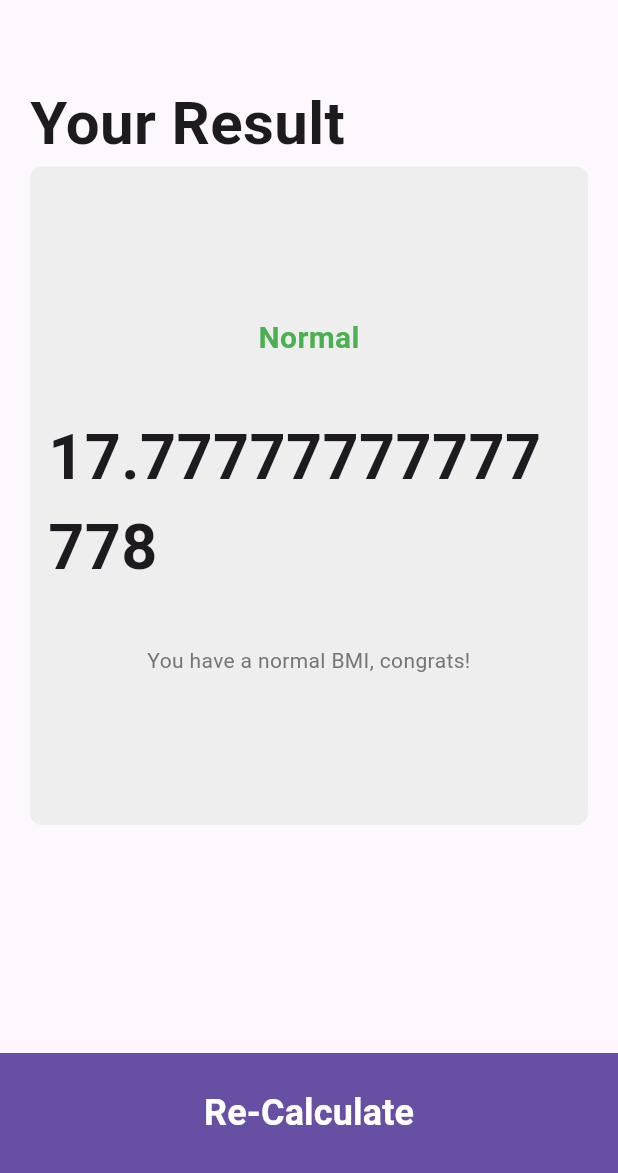
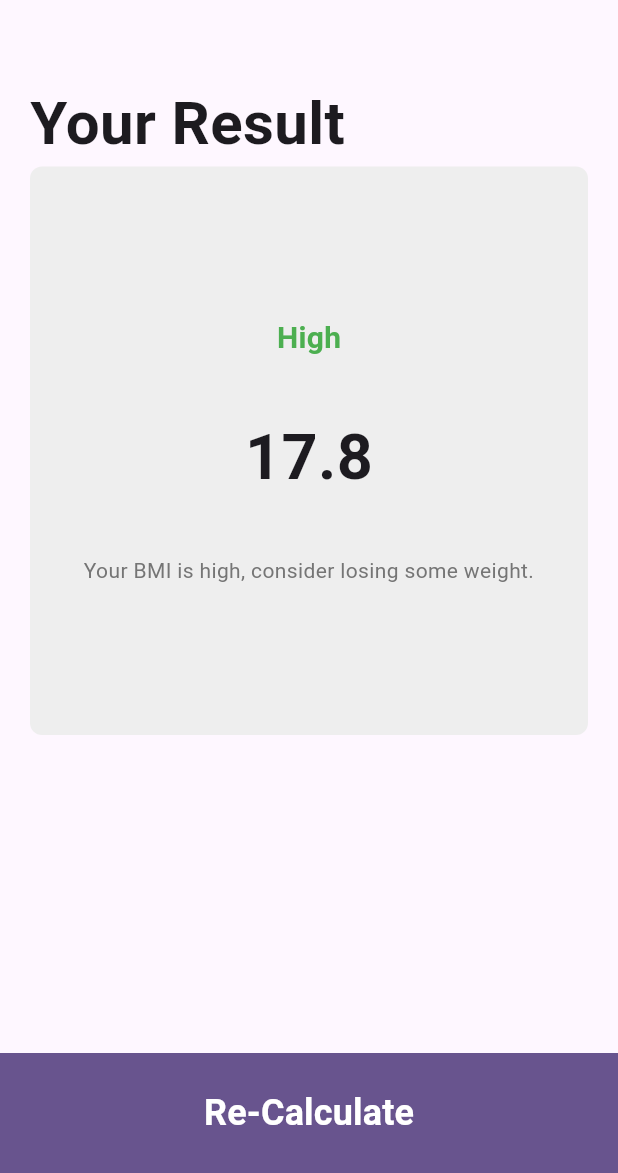
Before and after one commit to Abdullah-Rashed/Ignition-IBR, a Flutter app: the screen it shows after launch, after a tap on "Calculate", on a phone screen of 412 x 824 dp, the part 63-1236 px from its top. Run offline on Flutter 3.47's test engine with Material 3 defaults, Android fonts, the phone set to English and light mode, and no system bars; our stand-ins replace gap.

Commit message:
version.1

```diff
--- a/lib/course-sections/stateful_practice/screens/bmi/bmi_calc_screen.dart
+++ b/lib/course-sections/stateful_practice/screens/bmi/bmi_calc_screen.dart
@@ -1,8 +1,8 @@
 import 'package:flutter/material.dart';
 import 'package:gap/gap.dart';
-import 'package:ignition/course-sections/stateful_practice/reusable_components/bmi/bio_container.dart';
-import 'package:ignition/course-sections/stateful_practice/reusable_components/bmi/gender_container.dart';
-import 'package:ignition/course-sections/stateful_practice/screens/bmi/bmi_result_screen.dart';
+import 'package:fluttercourse/course-sections/stateful_practice/reusable_components/bmi/bio_container.dart';
+import 'package:fluttercourse/course-sections/stateful_practice/reusable_components/bmi/gender_container.dart';
+import 'package:fluttercourse/course-sections/stateful_practice/screens/bmi/bmi_result_screen.dart';
 
 class BmiCalcScreen extends StatefulWidget {
   const BmiCalcScreen({super.key});
--- a/lib/course-sections/stateful_practice/screens/bmi/bmi_result_screen.dart
+++ b/lib/course-sections/stateful_practice/screens/bmi/bmi_result_screen.dart
@@ -16,9 +16,30 @@ class BmiResultScreen extends StatefulWidget {
 
 class _BmiResultScreenState extends State<BmiResultScreen> {
   late double bmi;
+  late String bmiStatus;
+  late String bmiMessage;
+
+
 
   void calcBMI() {
     bmi = widget.weight / (widget.insideHeight * widget.insideHeight);
+    bmi = double.parse(bmi.toStringAsFixed(1)); // Format to 1 decimal
+  }
+
+  void changeStatus(){
+    if(bmi <= 17.5){
+      bmiStatus = "Low";
+      bmiMessage = "Your BMI is low, consider gaining some weight.";
+    }
+
+    else if(bmi >= 18 && bmi <=25){
+      bmiStatus = "Normal";
+      bmiMessage = "Your BMI is normal, you are healthy.";
+    }
+    else{
+      bmiStatus = "High";
+      bmiMessage = "Your BMI is high, consider losing some weight.";
+    }
   }
 
   //TODO, change the status of the BMI and the status message based on the actual BMI
@@ -33,6 +54,7 @@ class _BmiResultScreenState extends State<BmiResultScreen> {
   void initState() {
     super.initState();
     calcBMI();
+    changeStatus();
   }
 
   @override
@@ -65,7 +87,7 @@ class _BmiResultScreenState extends State<BmiResultScreen> {
             child: Column(
               children: [
                 Text(
-                  "Normal",
+                  "$bmiStatus",
                   style: TextStyle(
                     color: Colors.green,
                     fontWeight: FontWeight.w700,
@@ -82,7 +104,7 @@ class _BmiResultScreenState extends State<BmiResultScreen> {
                 ),
                 Gap(35),
                 Text(
-                  "You have a normal BMI, congrats!",
+                  "$bmiMessage",
                   textAlign: TextAlign.center,
                   style: TextStyle(color: Colors.grey.shade600),
                 ),
--- a/lib/course-sections/stateless_practice/messenger_screen.dart
+++ b/lib/course-sections/stateless_practice/messenger_screen.dart
@@ -1,8 +1,8 @@
 import 'package:flutter/material.dart';
 import 'package:gap/gap.dart';
-import 'package:ignition/common/constants/constants.dart';
-import 'package:ignition/course-sections/stateless_practice/reusable_comps/chat_tile.dart';
-import 'package:ignition/course-sections/stateless_practice/reusable_comps/story_circle.dart';
+import 'package:fluttercourse/common/constants/constants.dart';
+import 'package:fluttercourse/course-sections/stateless_practice/reusable_comps/chat_tile.dart';
+import 'package:fluttercourse/course-sections/stateless_practice/reusable_comps/story_circle.dart';
 
 class MessengerScreen extends StatelessWidget {
   const MessengerScreen({super.key});
--- a/lib/course-sections/stateless_practice/reusable_comps/chat_tile.dart
+++ b/lib/course-sections/stateless_practice/reusable_comps/chat_tile.dart
@@ -1,6 +1,6 @@
 import 'package:flutter/material.dart';
 import 'package:gap/gap.dart';
-import 'package:ignition/common/constants/constants.dart';
+import 'package:fluttercourse/common/constants/constants.dart';
 
 class ChatTile extends StatelessWidget {
   final String imgPath;
--- a/lib/course-sections/stateless_practice/reusable_comps/story_circle.dart
+++ b/lib/course-sections/stateless_practice/reusable_comps/story_circle.dart
@@ -1,5 +1,5 @@
 import 'package:flutter/material.dart';
-import 'package:ignition/common/constants/constants.dart';
+import 'package:fluttercourse/common/constants/constants.dart';
 
 class StoryCircle extends StatelessWidget {
   final String imgPath;
--- a/lib/main.dart
+++ b/lib/main.dart
@@ -1,10 +1,24 @@
 import 'package:flutter/material.dart';
-import 'package:ignition/app.dart';
-import 'package:ignition/course-sections/stateless_practice/components.dart';
-
+import 'package:fluttercourse/course-sections/stateful_practice/screens/bmi/bmi_calc_screen.dart';
 void main() {
-  //?
-  //?
-  //?
   runApp(const MyApp());
 }
+
+class MyApp extends StatelessWidget {
+  const MyApp({super.key});
+
+  // This widget is the root of your application.
+  @override
+  Widget build(BuildContext context) {
+    return MaterialApp(
+      debugShowCheckedModeBanner: false,
+      title: 'Flutter Demo',
+      theme: ThemeData(
+        // tested with just a hot reload.
+        colorScheme: ColorScheme.fromSeed(seedColor: Colors.deepPurple),
+        useMaterial3: true,
+      ),
+      home: BmiCalcScreen(),
+    );
+  }
+}
```
Also changed, not shown: lib/app.dart (+5 -5 lines), pubspec.yaml (+9 -8 lines), pubspec.lock, 13 other files.
